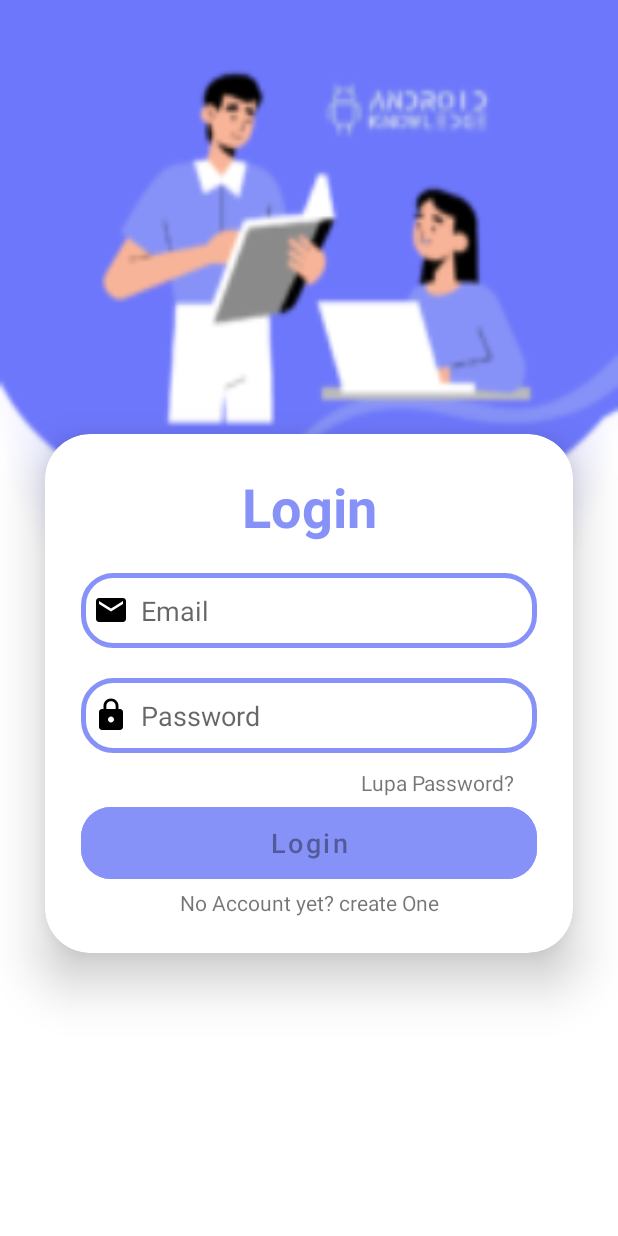
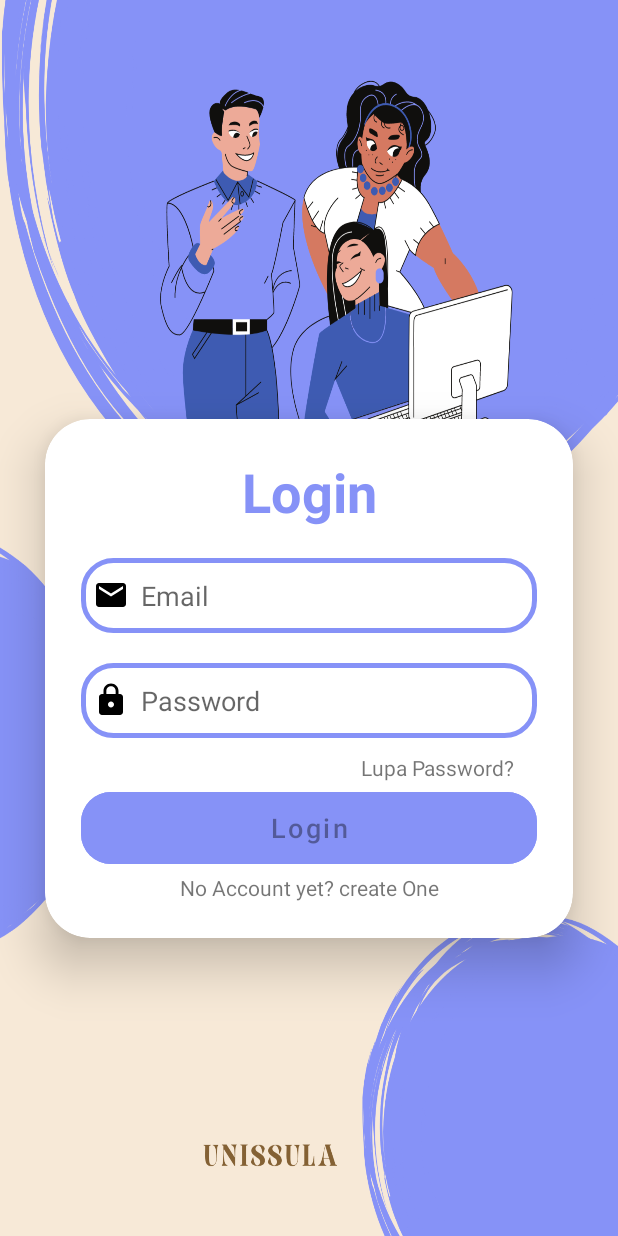
Before and after one commit to SalfaBella/UTS_Mobile_Programming, an Android app: the layout activity_main.xml on its own in the app's theme, with its tools: preview values and no code run, on a phone screen of 412 x 824 dp. Run offline under Robolectric (Android 15) with nearby library versions, the phone set to English and light mode, and no system bars.

Commit message:
edit home activity

```diff
--- a/app/src/main/res/layout/activity_main.xml
+++ b/app/src/main/res/layout/activity_main.xml
@@ -6,7 +6,7 @@
     android:layout_height="match_parent"
     android:orientation="vertical"
     android:gravity="center"
-    android:background="@drawable/bg"
+    android:background="@drawable/bg1"
     tools:context=".MainActivity">
 
     <androidx.cardview.widget.CardView
@@ -14,7 +14,7 @@
         android:layout_height="wrap_content"
         android:layout_gravity="center_horizontal"
         android:layout_marginHorizontal="30dp"
-        android:layout_marginTop="100dp"
+        android:layout_marginTop="80dp"
         android:background="@drawable/custom_edittext"
         app:cardCornerRadius="30dp"
         app:cardElevation="20dp"
--- a/app/src/main/res/values/colors.xml
+++ b/app/src/main/res/values/colors.xml
@@ -8,4 +8,5 @@
     <color name="black">#FF000000</color>
     <color name="white">#FFFFFFFF</color>
     <color name="purple">#8692f7</color>
+    <color name="orange">#F7A348</color>
 </resources>
```
Also changed, not shown: app/src/main/res/layout/activity_home.xml (+24 -17 lines), app/src/main/res/drawable-v24/bg1.png (added), app/src/main/res/font/boorsok.otf (added), 1 other file.
